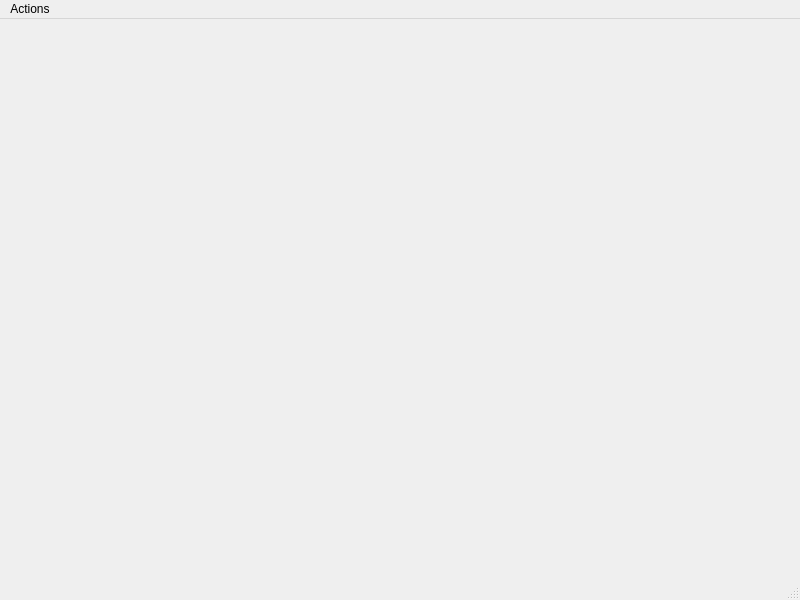
The window that to_do_list_QT/mainwindow.ui (ysattar02/to_do_list_QT) describes before a commit, drawn with Qt 5.
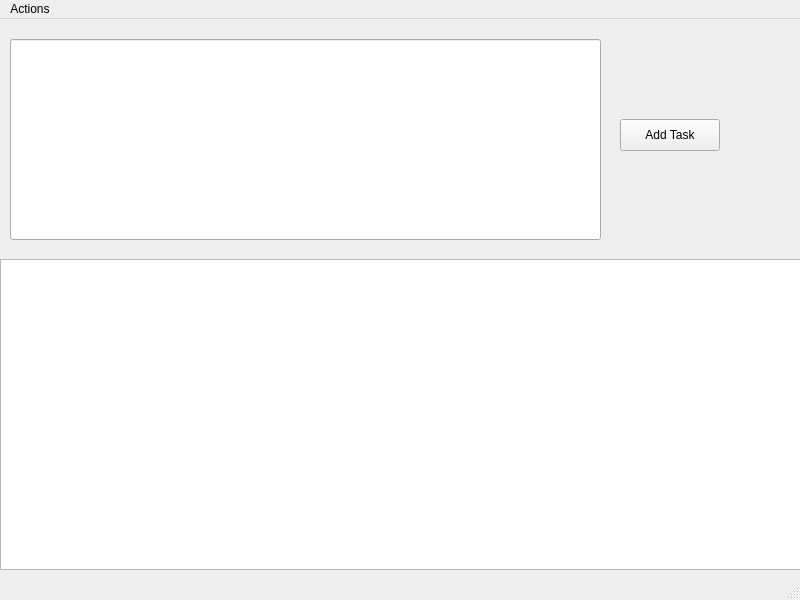
The same window after the commit.

Commit message: Added in Widgets for task entering and displaying

What changed in the file:
```diff
--- a/to_do_list_QT/mainwindow.ui
+++ b/to_do_list_QT/mainwindow.ui
@@ -13,7 +13,41 @@
   <property name="windowTitle">
    <string>MainWindow</string>
   </property>
-  <widget class="QWidget" name="centralwidget"/>
+  <widget class="QWidget" name="centralwidget">
+   <widget class="QListWidget" name="taskDisplay">
+    <property name="geometry">
+     <rect>
+      <x>0</x>
+      <y>240</y>
+      <width>801</width>
+      <height>311</height>
+     </rect>
+    </property>
+   </widget>
+   <widget class="QLineEdit" name="lineEdit">
+    <property name="geometry">
+     <rect>
+      <x>10</x>
+      <y>20</y>
+      <width>591</width>
+      <height>201</height>
+     </rect>
+    </property>
+   </widget>
+   <widget class="QPushButton" name="addTaskButton">
+    <property name="geometry">
+     <rect>
+      <x>620</x>
+      <y>100</y>
+      <width>100</width>
+      <height>32</height>
+     </rect>
+    </property>
+    <property name="text">
+     <string>Add Task</string>
+    </property>
+   </widget>
+  </widget>
   <widget class="QMenuBar" name="menubar">
    <property name="geometry">
     <rect>
```
Left out of the diff: 6 changed lines with no effect on the pictures. The commit also changes 6 other files.
